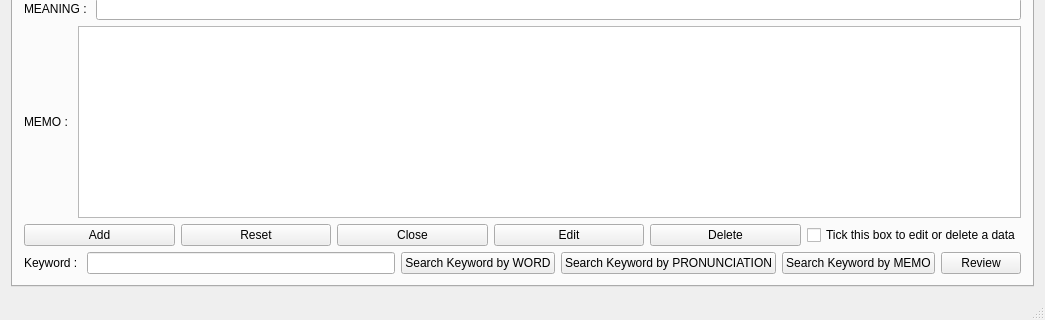
First picture: the form in mainwindow.ui, repository m-fujimoto/Word-savvy, before the edit; both pictures show x 0 to 1045 and y 456 to 776 of the 1045 by 776 pixel window.
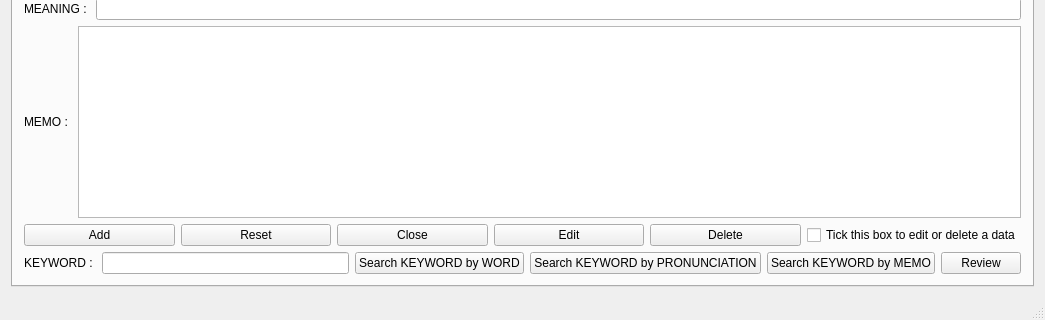
Second picture: the form after the edit. The open tabs and pages were chosen to show the change. Icons and pictures are not drawn.

Patch:
```diff
--- a/mainwindow.ui
+++ b/mainwindow.ui
@@ -647,7 +647,7 @@
             <item>
              <widget class="QLabel" name="label_14">
               <property name="text">
-               <string>Keyword : </string>
+               <string>KEYWORD : </string>
               </property>
              </widget>
             </item>
@@ -657,21 +657,21 @@
             <item>
              <widget class="QPushButton" name="search_Japanese_keyword_by_word_pushButton">
               <property name="text">
-               <string>Search Keyword by WORD</string>
+               <string>Search KEYWORD by WORD</string>
               </property>
              </widget>
             </item>
             <item>
              <widget class="QPushButton" name="search_Japanese_keyword_by_pronunciation_pushButton">
               <property name="text">
-               <string>Search Keyword by PRONUNCIATION</string>
+               <string>Search KEYWORD by PRONUNCIATION</string>
               </property>
              </widget>
             </item>
             <item>
              <widget class="QPushButton" name="search_Japanese_keyword_by_memo_pushButton">
               <property name="text">
-               <string>Search Keyword by MEMO</string>
+               <string>Search KEYWORD by MEMO</string>
               </property>
              </widget>
             </item>
```
Left out of the diff: 10 changed lines with no effect on the pictures.
